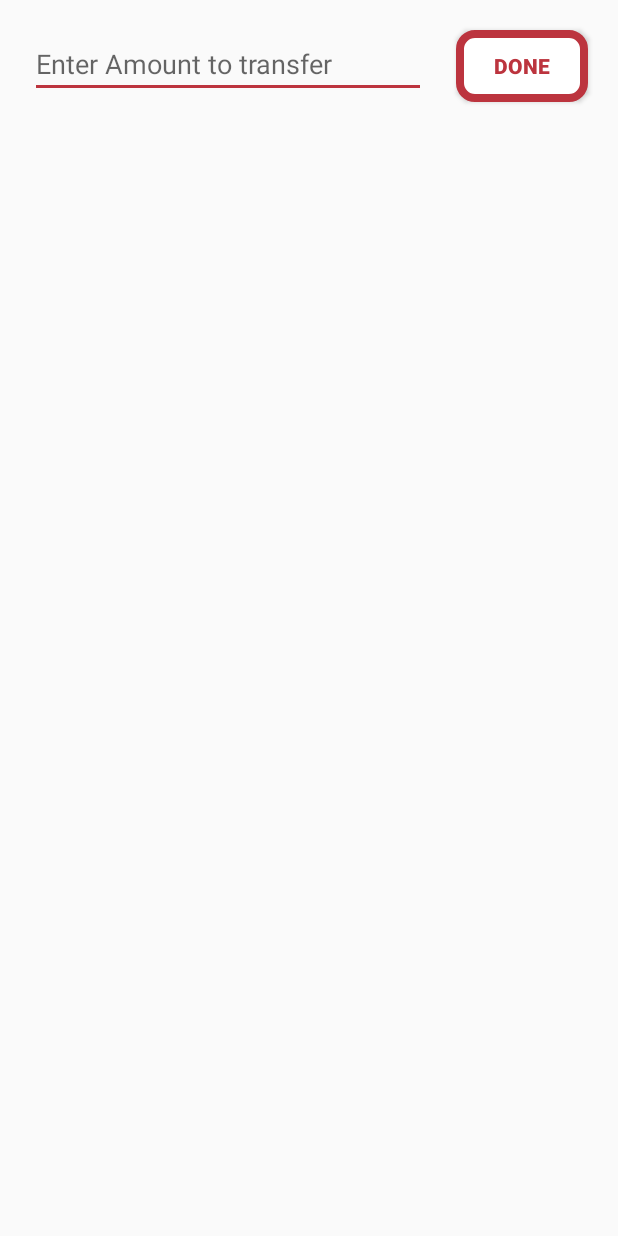
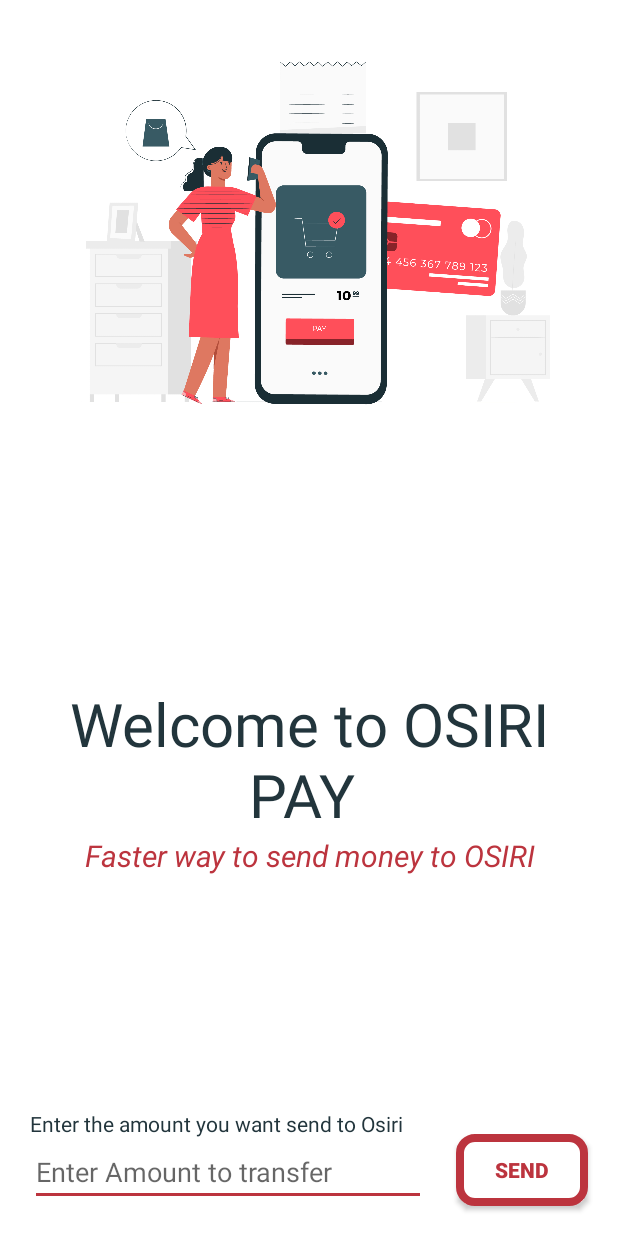
Before and after one commit to Chris-Eminence/StripePaymentGateWay-Osiri-Pay, an Android app: the screen it shows after launch (Payment), on a phone screen of 412 x 824 dp. Run offline under Robolectric (Android 15) with nearby library versions, the phone set to English and light mode, and no system bars.

Commit message:
little modicaficationt to the payment screen

```diff
--- a/app/src/main/java/com/example/osiriapp/Payment.java
+++ b/app/src/main/java/com/example/osiriapp/Payment.java
@@ -23,14 +23,14 @@ public class Payment extends AppCompatActivity {
 
     public void done(View view) {
 
+
+
+        Intent intent = new Intent(Payment.this, CheckoutActivityJava.class);
+
         String convertAmount = amountED.getText().toString();
         double amountEd = Double.parseDouble(convertAmount);
 
-        double amountConversion = amountEd * 381.00;
-
-        Intent intent = new Intent(Payment.this, CheckoutActivityJava.class);
-
-
+        amountConversion = amountEd * 381.00;
 
         amountInNumber = amountED.getText().toString() ;
         intent.putExtra("converted_amount", amountConversion);
--- a/app/src/main/res/layout/activity_checkout.xml
+++ b/app/src/main/res/layout/activity_checkout.xml
@@ -7,6 +7,7 @@
     android:layout_height="match_parent"
     android:background="#FFF"
     tools:context=".CheckoutActivityJava">
+
 
     <ImageView
         android:id="@+id/imageView"
@@ -67,9 +68,9 @@
         android:id="@+id/details_layout"
         android:layout_width="match_parent"
         android:layout_height="wrap_content"
-        android:visibility="gone"
         app:layout_constraintLeft_toLeftOf="parent"
         app:layout_constraintRight_toRightOf="parent"
+        android:visibility="gone"
         android:layout_margin="20dp"
         app:layout_constraintBottom_toBottomOf="parent">
 
@@ -80,6 +81,7 @@
     android:text=""
     android:textColor="#000"
     android:layout_marginVertical="20dp"
+    app:layout_constraintTop_toTopOf="parent"
     app:layout_constraintBottom_toBottomOf="parent"
     app:layout_constraintLeft_toRightOf="@id/convertedText" />
 
@@ -91,6 +93,7 @@
         android:textColor="#000"
         android:layout_marginVertical="20dp"
         android:layout_marginLeft="20dp"
+        app:layout_constraintTop_toTopOf="parent"
         app:layout_constraintBottom_toBottomOf="parent"
         app:layout_constraintLeft_toLeftOf="parent"
         />
@@ -101,9 +104,9 @@
         android:layout_height="wrap_content"
         android:text=" Equivalent of "
         android:textColor="#000"
-        android:layout_marginVertical="20dp"
-        app:layout_constraintBottom_toBottomOf="parent"
-        app:layout_constraintLeft_toRightOf="@+id/amountText"
+        android:layout_marginStart="20dp"
+        app:layout_constraintTop_toBottomOf="@id/convertedText"
+        app:layout_constraintLeft_toLeftOf="parent"
         />
 
     <TextView
@@ -112,8 +115,7 @@
         android:layout_height="wrap_content"
         android:text=""
         android:textColor="#000"
-        android:layout_marginVertical="20dp"
-        app:layout_constraintBottom_toBottomOf="parent"
+        app:layout_constraintTop_toBottomOf="@id/convertedText"
         app:layout_constraintLeft_toRightOf="@+id/convertedText2"
         />
 
@@ -123,9 +125,8 @@
         android:layout_height="wrap_content"
         android:text=" Nigerian Currency "
         android:textColor="#000"
-        android:layout_marginVertical="20dp"
         android:layout_marginRight="20dp"
-        app:layout_constraintBottom_toBottomOf="parent"
+        app:layout_constraintTop_toBottomOf="@id/convertedText"
         app:layout_constraintLeft_toRightOf="@+id/convertedAmount"
         />
 
@@ -133,4 +134,5 @@
 
 </androidx.constraintlayout.widget.ConstraintLayout>
 
+
 </androidx.constraintlayout.widget.ConstraintLayout>
--- a/app/src/main/res/layout/activity_payment.xml
+++ b/app/src/main/res/layout/activity_payment.xml
@@ -1,10 +1,65 @@
 <?xml version="1.0" encoding="utf-8"?>
-<androidx.constraintlayout.widget.ConstraintLayout xmlns:android="http://schemas.android.com/apk/res/android"
+<androidx.constraintlayout.widget.ConstraintLayout
+    xmlns:android="http://schemas.android.com/apk/res/android"
     xmlns:app="http://schemas.android.com/apk/res-auto"
     xmlns:tools="http://schemas.android.com/tools"
     android:layout_width="match_parent"
     android:layout_height="match_parent"
+    android:background="#FFF"
     tools:context=".Payment">
+
+    <ImageView
+        android:id="@+id/send_image"
+        android:layout_width="match_parent"
+        android:layout_height="300dp"
+        android:src="@drawable/image_one"
+        app:layout_constraintTop_toTopOf="parent"
+        app:layout_constraintLeft_toLeftOf="parent"
+        app:layout_constraintRight_toRightOf="parent"/>
+
+    <LinearLayout
+        android:layout_width="wrap_content"
+        android:layout_height="wrap_content"
+        app:layout_constraintLeft_toLeftOf="parent"
+        app:layout_constraintRight_toRightOf="parent"
+        android:orientation="vertical"
+        app:layout_constraintTop_toBottomOf="@id/send_image"
+        app:layout_constraintBottom_toTopOf="@id/label">
+
+    <TextView
+        android:id="@+id/label_osiri"
+        android:layout_width="match_parent"
+        android:layout_height="wrap_content"
+        android:text="Welcome to OSIRI PAY "
+        android:gravity="center"
+        android:textSize="40dp"
+        android:textColor="#22353C"
+        android:layout_marginHorizontal="20dp"
+        />
+
+        <TextView
+            android:layout_width="match_parent"
+            android:layout_height="wrap_content"
+            android:text="Faster way to send money to OSIRI"
+            android:textColor="#BC343E"
+            android:textSize="20dp"
+            android:gravity="center"
+            android:textStyle="italic"
+            android:layout_marginHorizontal="20dp"
+            />
+
+    </LinearLayout>
+
+
+    <TextView
+        android:id="@+id/label"
+        android:layout_width="match_parent"
+        android:layout_height="wrap_content"
+        android:text="@string/enter_amount_"
+        android:textColor="#22353C"
+        android:layout_marginHorizontal="20dp"
+        app:layout_constraintLeft_toLeftOf="parent"
+        app:layout_constraintBottom_toTopOf="@id/amountEditTextBox"/>
 
     <EditText
         android:id="@+id/amountEditTextBox"
@@ -13,7 +68,7 @@
         android:layout_margin="20dp"
         android:hint="@string/enter_amount"
         android:inputType="number"
-        app:layout_constraintTop_toTopOf="parent"
+        app:layout_constraintBottom_toBottomOf="parent"
         app:layout_constraintLeft_toLeftOf="parent"
         app:layout_constraintRight_toLeftOf="@id/done_button"/>
 
@@ -23,12 +78,11 @@
         android:layout_height="wrap_content"
         android:text="@string/done"
         android:textColor="#BC343E"
-        android:layout_marginHorizontal="20dp"
         android:textStyle="bold"
         android:background="@drawable/_button_bg"
-        android:layout_marginTop="20dp"
+        android:layout_margin="20dp"
         android:onClick="done"
-        app:layout_constraintTop_toTopOf="parent"
+        app:layout_constraintBottom_toBottomOf="parent"
         app:layout_constraintRight_toRightOf="parent" />
 
 </androidx.constraintlayout.widget.ConstraintLayout>
--- a/app/src/main/res/values/strings.xml
+++ b/app/src/main/res/values/strings.xml
@@ -5,7 +5,8 @@
     <string name="the_easiest_way">The easiest way to send money to Osiri</string>
     <string name="pay">PAY</string>
     <string name="enter_amount">Enter Amount to transfer</string>
-    <string name="done">Done</string>
+    <string name="done">Send</string>
     <string name="_switch">Switch</string>
     <string name="click_to_see">Click to see payment details</string>
+    <string name="enter_amount_">Enter the amount you want send to Osiri</string>
 </resources>
```
